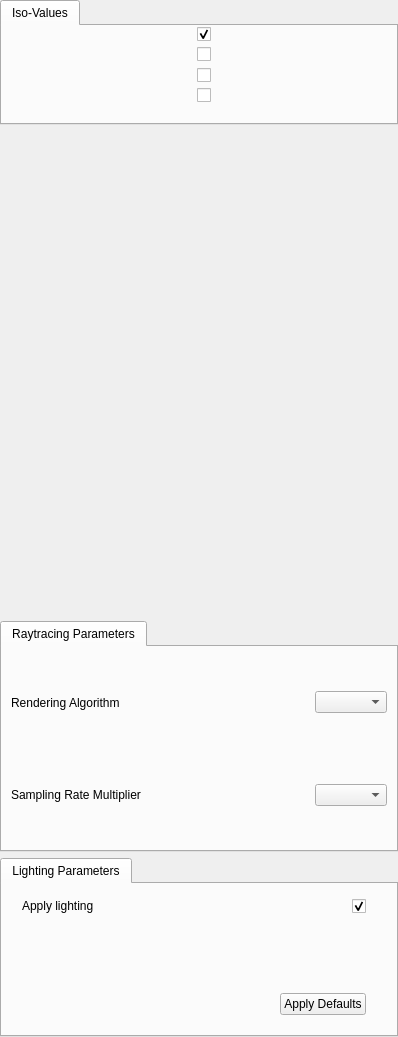
This is apps/vaporgui/VolumeIsoAppearanceGUI.ui in StasJ/vapor-formatted as Qt 5 draws it before an edit. The edited form follows.
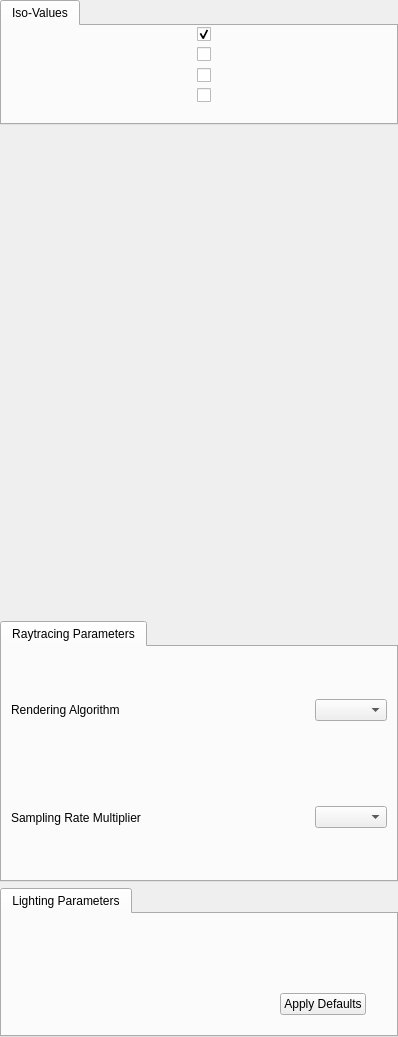
This is the edited form. Custom widgets are drawn as their Qt base class.

```diff
--- a/apps/vaporgui/VolumeIsoAppearanceGUI.ui
+++ b/apps/vaporgui/VolumeIsoAppearanceGUI.ui
@@ -11,7 +11,7 @@
    </rect>
   </property>
   <property name="sizePolicy">
-   <sizepolicy hsizetype="Minimum" vsizetype="Minimum">
+   <sizepolicy hsizetype="Expanding" vsizetype="Minimum">
     <horstretch>0</horstretch>
     <verstretch>0</verstretch>
    </sizepolicy>
@@ -439,90 +439,6 @@
        <property name="bottomMargin">
         <number>20</number>
        </property>
-       <item>
-        <widget class="QFrame" name="frame">
-         <property name="sizePolicy">
-          <sizepolicy hsizetype="Minimum" vsizetype="Minimum">
-           <horstretch>0</horstretch>
-           <verstretch>0</verstretch>
-          </sizepolicy>
-         </property>
-         <property name="frameShape">
-          <enum>QFrame::NoFrame</enum>
-         </property>
-         <property name="frameShadow">
-          <enum>QFrame::Raised</enum>
-         </property>
-         <layout class="QHBoxLayout" name="horizontalLayout_3">
-          <property name="spacing">
-           <number>0</number>
-          </property>
-          <property name="leftMargin">
-           <number>0</number>
-          </property>
-          <property name="topMargin">
-           <number>0</number>
-          </property>
-          <property name="rightMargin">
-           <number>10</number>
-          </property>
-          <property name="bottomMargin">
-           <number>5</number>
-          </property>
-          <item>
-           <widget class="QLabel" name="label">
-            <property name="sizePolicy">
-             <sizepolicy hsizetype="Minimum" vsizetype="Minimum">
-              <horstretch>0</horstretch>
-              <verstretch>0</verstretch>
-             </sizepolicy>
-            </property>
-            <property name="text">
-             <string>Apply lighting</string>
-            </property>
-           </widget>
-          </item>
-          <item>
-           <spacer name="horizontalSpacer_2">
-            <property name="orientation">
-             <enum>Qt::Horizontal</enum>
-            </property>
-            <property name="sizeType">
-             <enum>QSizePolicy::MinimumExpanding</enum>
-            </property>
-            <property name="sizeHint" stdset="0">
-             <size>
-              <width>40</width>
-              <height>20</height>
-             </size>
-            </property>
-           </spacer>
-          </item>
-          <item>
-           <widget class="QCheckBox" name="_lightingCheckBox">
-            <property name="sizePolicy">
-             <sizepolicy hsizetype="Minimum" vsizetype="Minimum">
-              <horstretch>0</horstretch>
-              <verstretch>0</verstretch>
-             </sizepolicy>
-            </property>
-            <property name="mouseTracking">
-             <bool>false</bool>
-            </property>
-            <property name="text">
-             <string/>
-            </property>
-            <property name="checked">
-             <bool>true</bool>
-            </property>
-            <property name="tristate">
-             <bool>false</bool>
-            </property>
-           </widget>
-          </item>
-         </layout>
-        </widget>
-       </item>
        <item>
         <widget class="QSliderEdit" name="_ambientWidget" native="true">
          <property name="sizePolicy">
```
Left out of the diff: 2 changed lines with no effect on the pictures.
